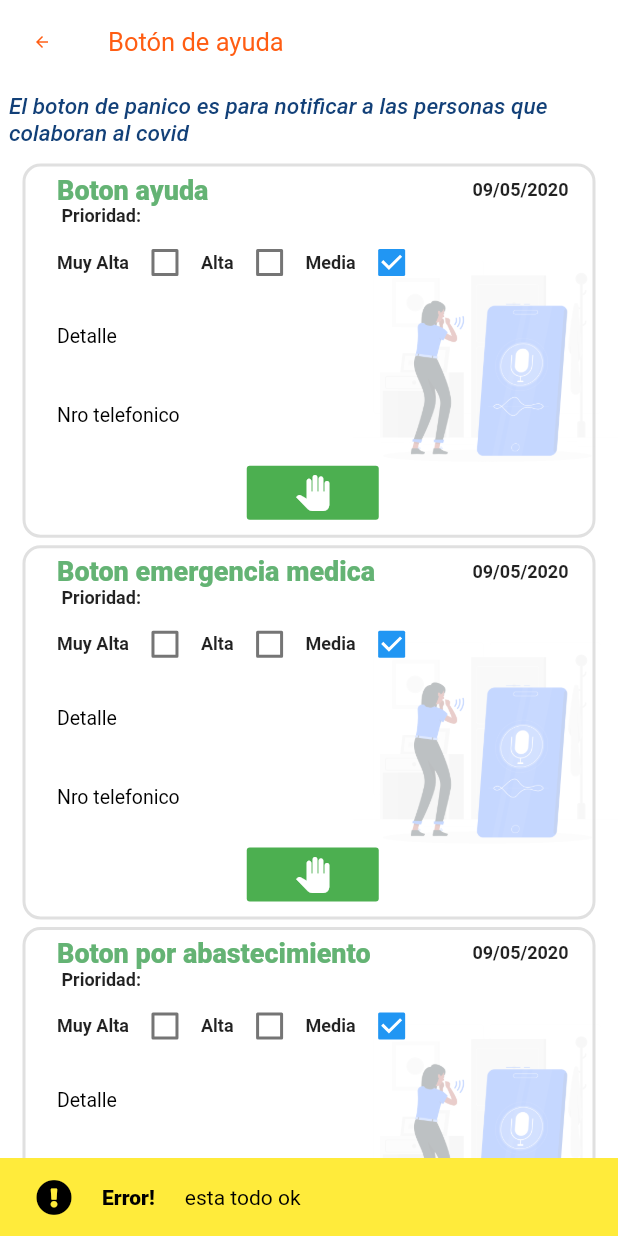
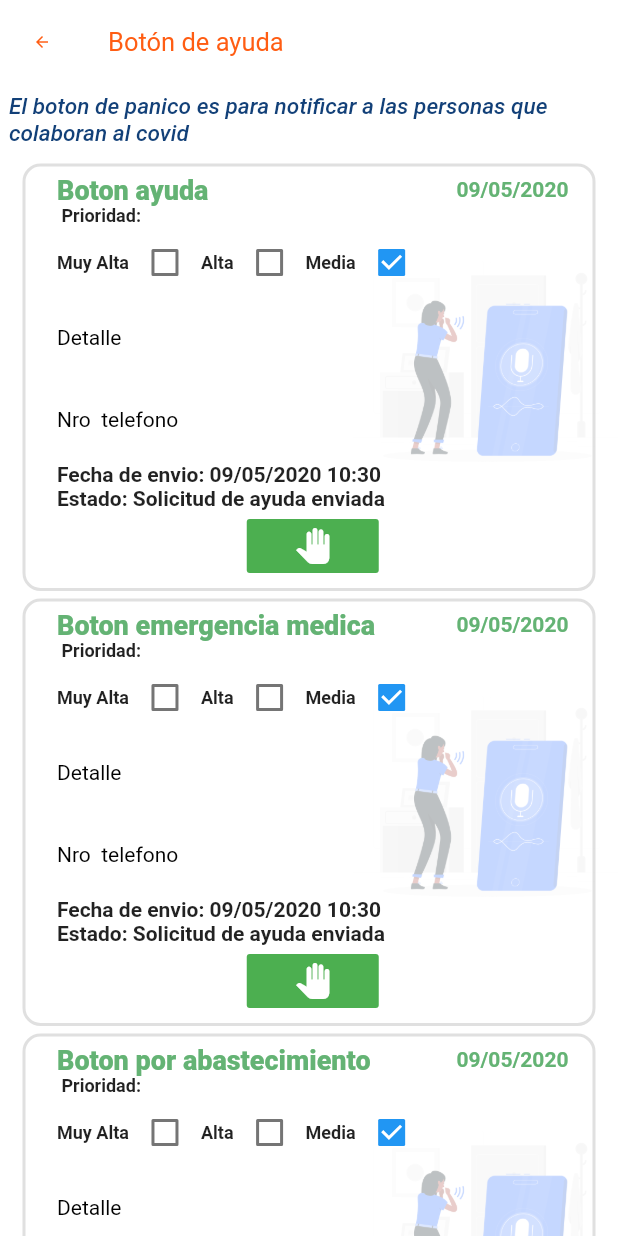
Before and after one commit to marcoarce23/lucia_covid, a Flutter app: the CitizenPanicButtonModule screen opened directly, after a tap on the "pan tool" icon, on a phone screen of 412 x 824 dp. Run offline on Flutter 3.47's test engine with Material 2 defaults, Android fonts, the phone set to English and light mode, and no system bars; our stand-ins replace animate_do, convert, curved_navigation_bar, firebase_messaging, font_awesome_flutter, google_maps_flutter and 7 more; missing offline and left inert: esys_flutter_share, flutter_open_whatsapp, flutter_pdfview, imei_plugin, mime_type; accounts and stored records are empty; network calls fail.

Commit message:
09/05/2020 18:05 Insert de boton de panico

```diff
--- a/lib/src/Model/Entity.dart
+++ b/lib/src/Model/Entity.dart
@@ -466,7 +466,8 @@ class BotonPanico extends Entity {
   int idaPrioridad;
   double botCordenadalat;
   double botCordenadalon;
-  DateTime botFecha;
+  //DateTime botFecha;
+  String botFecha;
   int idaEstadoSolicitud;
   String botTelefono;
   String usuario;
@@ -475,7 +476,7 @@ class BotonPanico extends Entity {
       {this.idcovBotonpanico = 0,
       this.idaCatalogo,
       this.botDetalle,
-      this.idaPrioridad,
+      this.idaPrioridad=70,
       this.botCordenadalat,
       this.botCordenadalon,
       this.botFecha,
--- a/lib/src/module/Citizen/CitizenPanicButton/CitizenPanicButtonModule.dart
+++ b/lib/src/module/Citizen/CitizenPanicButton/CitizenPanicButtonModule.dart
@@ -1,8 +1,10 @@
 import 'package:flutter/material.dart';
 import 'package:intl/intl.dart';
 import 'package:lucia_covid/src/Model/Entity.dart';
+import 'package:lucia_covid/src/Model/Generic.dart';
 import 'package:lucia_covid/src/Theme/ThemeModule.dart';
 import 'package:lucia_covid/src/Widget/Message/Message.dart';
+import 'package:lucia_covid/src/module/Settings/RoutesModule.dart';
 
 class CitizenPanicButtonModule extends StatefulWidget {
   const CitizenPanicButtonModule({Key key}) : super(key: key);
@@ -68,6 +70,7 @@ class ButtonPanic extends StatefulWidget {
 
 class _ButtonPanic extends State<ButtonPanic> {
   BotonPanico botonPanico = new BotonPanico();
+  final generic = new Generic();
 
   bool checkMuyAlto = false;
   bool checkAlto = false;
@@ -88,6 +91,16 @@ class _ButtonPanic extends State<ButtonPanic> {
 
   Widget buttonPanic() {
     botonPanico.idaCatalogo = int.parse(widget.tipoBoton);
+    //botonPanico.botFecha=DateTime.now();
+    botonPanico.botFecha =
+        DateFormat("dd/MM/yyyy HH:mm").format(DateTime.now());
+
+    botonPanico.botCordenadalat = 6.66;
+    botonPanico.botCordenadalon = 6.66;
+    botonPanico.usuario = "Coav";
+
+    ///72 Solicitud enviada
+    botonPanico.idaEstadoSolicitud = 72;
 
     var textStyle = TextStyle(
         fontSize: 18,
@@ -136,7 +149,7 @@ class _ButtonPanic extends State<ButtonPanic> {
                             Text(
                                 DateFormat('dd/MM/yyyy').format(DateTime.now()),
                                 style: TextStyle(
-                                    fontSize: 12, fontWeight: FontWeight.w700)),
+                                    fontSize: 14, fontWeight: FontWeight.w700, color: AppTheme.themeColorVerde  )),
                           ],
                         ),
                         Align(
@@ -156,6 +169,10 @@ class _ButtonPanic extends State<ButtonPanic> {
                                 value: checkMuyAlto,
                                 onChanged: (bool value) {
                                   setState(() {
+                                    print(value);
+
+                                    botonPanico.idaPrioridad = 68;
+                                    print(botonPanico.idaPrioridad);
                                     checkMuyAlto = true;
                                     checkAlto = false;
                                     checkMedio = false;
@@ -168,6 +185,10 @@ class _ButtonPanic extends State<ButtonPanic> {
                                 value: checkAlto,
                                 onChanged: (bool value) {
                                   setState(() {
+                                    print(value);
+                                    botonPanico.idaPrioridad = 69;
+                                    print(botonPanico.idaPrioridad);
+
                                     checkMuyAlto = false;
                                     checkAlto = true;
                                     checkMedio = false;
@@ -180,6 +201,10 @@ class _ButtonPanic extends State<ButtonPanic> {
                                 value: checkMedio,
                                 onChanged: (bool value) {
                                   setState(() {
+                                    print(value);
+                                    botonPanico.idaPrioridad = 70;
+                                    print(botonPanico.idaPrioridad);
+
                                     checkMuyAlto = false;
                                     checkAlto = false;
                                     checkMedio = true;
@@ -191,27 +216,54 @@ class _ButtonPanic extends State<ButtonPanic> {
                           style: TextStyle(color: Colors.black, fontSize: 13),
                           decoration: InputDecoration(
                             labelStyle:
-                                TextStyle(fontSize: 13, color: Colors.black),
+                                TextStyle(fontSize: 14, color: Colors.black),
                             labelText: "Detalle",
                             border: InputBorder.none,
                             hintText: 'Ingrese alguna observacion',
                             hintStyle:
-                                TextStyle(fontSize: 12, color: Colors.black),
+                                TextStyle(fontSize: 14, color: Colors.black),
                           ),
-
+                          onChanged: (value) {
+                            botonPanico.botDetalle = value;
+                          },
                         ),
                         TextFormField(
+                          keyboardType: TextInputType.phone,
                           style: TextStyle(color: Colors.black, fontSize: 13),
                           decoration: InputDecoration(
                             labelStyle:
-                                TextStyle(fontSize: 13, color: Colors.black),
-                            labelText: "Nro telefonico",
+                                TextStyle(fontSize: 14, color: Colors.black),
+                            labelText: "Nro  telefono",
+
                             border: InputBorder.none,
                             hintText:
                                 'Ingrese el número de telefono para comunicarnos',
                             hintStyle:
-                                TextStyle(fontSize: 12, color: Colors.black),
+                                TextStyle(fontSize: 14, color: Colors.black),
                           ),
+                          onChanged: (value) {
+                            botonPanico.botTelefono = value;
+                          },
+                        ),
+                        Row(
+                          children: <Widget>[
+                            Text(
+                                    "Fecha de envio: ",
+                                    style: TextStyle(
+                                        fontSize: 14, fontWeight: FontWeight.w700)),
+                            Text(
+                                    DateFormat('dd/MM/yyyy HH:mm').format(DateTime.now()),
+                                    style: TextStyle(
+                                        fontSize: 14, fontWeight: FontWeight.w700)),
+                          ],
+                        ),
+                        Row(
+                          children: <Widget>[
+                            Text(
+                                        "Estado: Solicitud de ayuda enviada ",
+                                        style: TextStyle(
+                                            fontSize: 14, fontWeight: FontWeight.w700)),
+                          ],
                         ),
                         Center(
                           child: FlatButton(
@@ -221,11 +273,7 @@ class _ButtonPanic extends State<ButtonPanic> {
                             disabledTextColor: Colors.black,
                             splashColor: Colors.greenAccent,
                             onPressed: () {
-
-
-
-                              Scaffold.of(context)
-                                  .showSnackBar(messageWarning("esta todo ok"));
+                              _submit();
                             },
                             child: Icon(Icons.pan_tool),
                           ),
@@ -236,21 +284,21 @@ class _ButtonPanic extends State<ButtonPanic> {
                 ))),
       ],
     );
+  }
 
-    /*
-    return Container(
-        height: 100.0,
-        margin: const EdgeInsets.symmetric(
-          vertical: 16.0,
-          horizontal: 24.0,
-        ),
-        child: new Stack(
-          children: <Widget>[
-            backgroundContainer(),
-            imageButton(),
-            contentPanicButton(),
-          ],
-        ));
-    */
+  _submit() async {
+    print(botonPanico);
+
+    final dataMap = generic.add(botonPanico, urlAddBotonPanico);
+    var result;
+    await dataMap.then((respuesta) => result = respuesta["TIPO_RESPUESTA"]);
+    if (result == "0") {
+      Scaffold.of(context).showSnackBar(messageOk("Se registro correctamente"));
+    } else {
+      Scaffold.of(context)
+          .showSnackBar(messageNOk("Ocurrio un error inseperado"));
+    }
+
+    print('resultado:$result');
   }
 }
--- a/lib/src/module/Settings/RoutesModule.dart
+++ b/lib/src/module/Settings/RoutesModule.dart
@@ -48,3 +48,13 @@ Map<String, WidgetBuilder> getApplicationRoute() {
   final String urlDeleteAyudaAmigo =  'http://covid19.ruta88.net/COVID/AyudaAmigo/srvAyudaAmigo.svc/EliminarAyudaAmigo/';
   final String urlDeleteVoluntario =  'http://covid19.ruta88.net/COVID/Personal/srvPersonal.svc/EliminarPersonal/';
  final String urlDeleteInstitucion =  'http://covid19.ruta88.net/COVID/Institucion/srvInstitucion.svc/DevuelveInstitucion/EliminarInstitucion';
+
+//////          CHRISS           //////
+
+// METODOS GET
+
+
+// METODO POST
+final String urlAddBotonPanico     = 'http://covid19.ruta88.net/COVID/BotonPanico/srvBotonPanico.svc/BotonAyuda';
+
+// METODO DELETE
```
